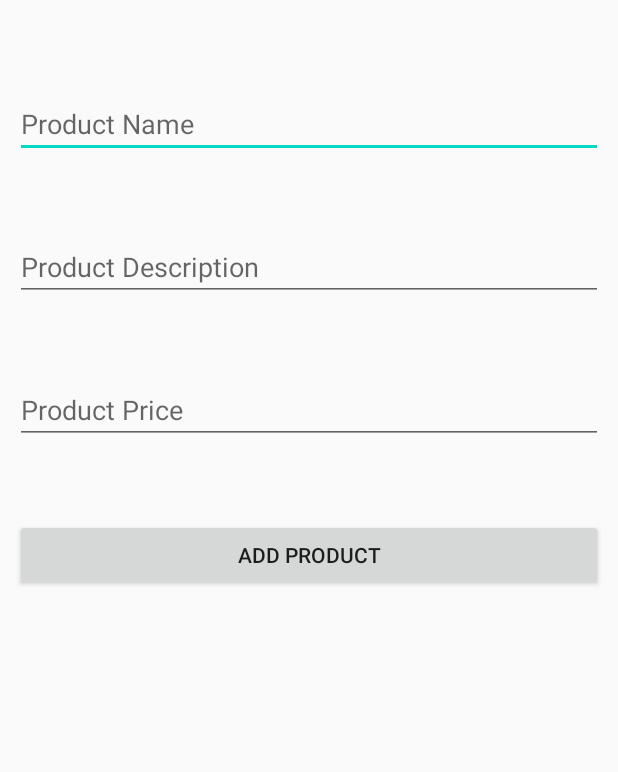
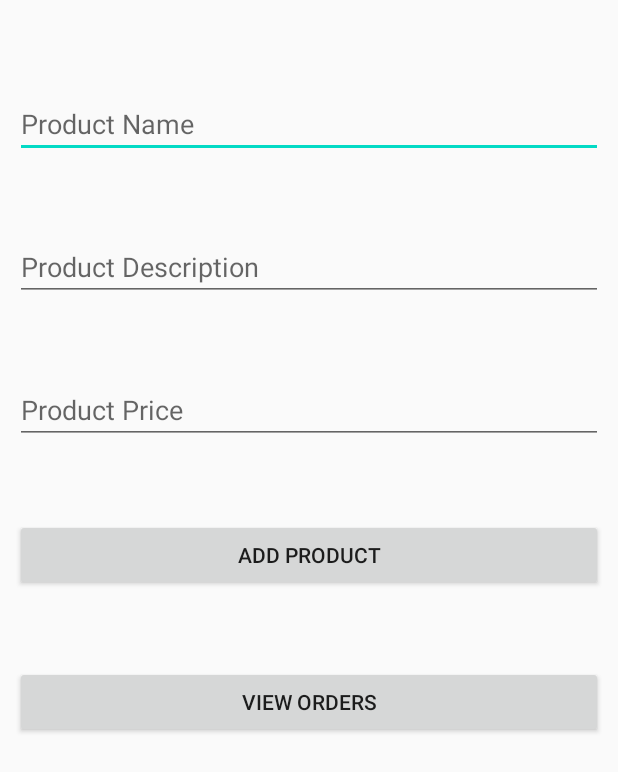
Before and after one commit to skr26/customer_farmer, an Android app: the layout activity_product.xml on its own in the app's theme, with its tools: preview values and no code run, on a phone screen of 412 x 824 dp. Shown: the top 772 px of the screen. Run offline under Robolectric (Android 15) with nearby library versions, the phone set to English and light mode, and no system bars.

Commit message:
xml files

```diff
--- a/app/src/main/res/layout/activity_product.xml
+++ b/app/src/main/res/layout/activity_product.xml
@@ -38,5 +38,13 @@
         android:layout_marginTop="50dp"
         android:layout_below="@+id/productprice"/>
 
+    <Button
+        android:id="@+id/orders_farmer"
+        android:layout_width="match_parent"
+        android:layout_height="wrap_content"
+        android:text="View Orders"
+        android:layout_marginTop="50dp"
+        android:layout_below="@+id/add"/>
+
 
 </RelativeLayout>
```
Also changed, not shown: app/src/main/res/layout/activity_vieworders_farmer.xml (added, +10 -0 lines).
